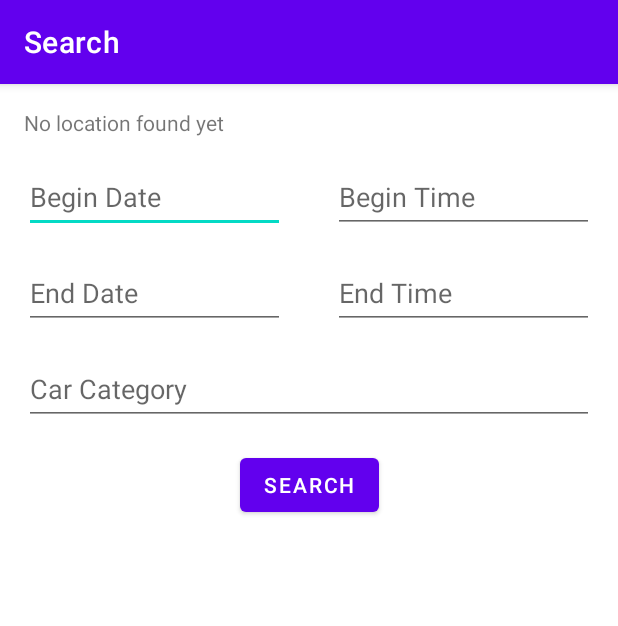
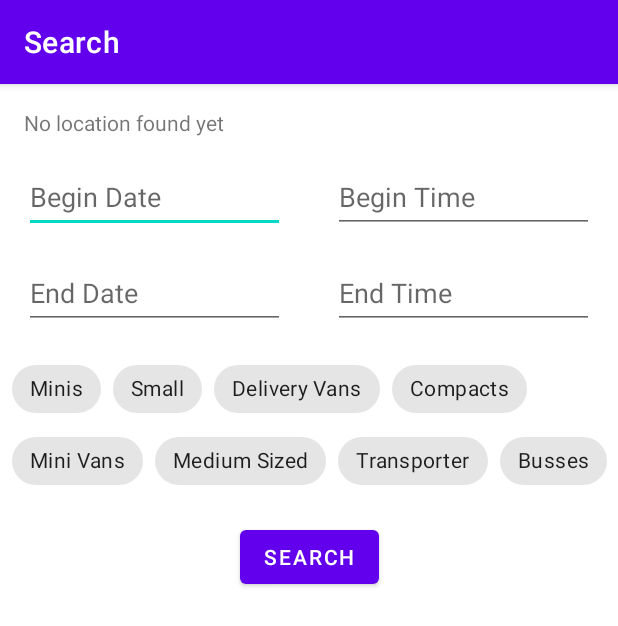
Before and after one commit to kuechensofa/openteilauto, an Android app: the SearchActivity screen opened directly, with no data from a screen before it, on a phone screen of 412 x 824 dp. Shown: the top 626 px of the screen. Run offline under Robolectric (Android 15) with nearby library versions, the phone set to English and light mode, and no system bars.

Commit message:
Implement car class selection

```diff
--- a/app/src/main/java/de/openteilauto/openteilauto/ui/search/SearchActivity.kt
+++ b/app/src/main/java/de/openteilauto/openteilauto/ui/search/SearchActivity.kt
@@ -12,8 +12,10 @@ import android.widget.TextView
 import android.widget.Toast
 import androidx.activity.result.contract.ActivityResultContracts
 import androidx.lifecycle.ViewModelProvider
+import com.google.android.material.chip.Chip
 import de.openteilauto.openteilauto.R
 import de.openteilauto.openteilauto.model.GeoPos
+import de.openteilauto.openteilauto.model.VehicleClass
 import de.openteilauto.openteilauto.ui.login.LoginActivity
 import java.text.ParseException
 import java.text.SimpleDateFormat
@@ -108,7 +110,7 @@ class SearchActivity : AppCompatActivity() {
                     "",
                     beginDateTime,
                     endDateTime,
-                    listOf(),
+                    getSelectedVehicleClasses(),
                     geoPos
                 )
             } else {
@@ -161,4 +163,51 @@ class SearchActivity : AppCompatActivity() {
         timeEdit.error = null
         return true
     }
+
+    private fun getSelectedVehicleClasses(): List<VehicleClass> {
+        val selectedVehicleClasses: MutableList<VehicleClass> = mutableListOf()
+
+        val miniChip: Chip = findViewById(R.id.chip_mini)
+        val smallChip: Chip = findViewById(R.id.chip_small)
+        val deliveryVanChip: Chip = findViewById(R.id.chip_delivery_van)
+        val compactChip: Chip = findViewById(R.id.chip_compact)
+        val miniVanChip: Chip = findViewById(R.id.chip_mini_van)
+        val mediumSizedChip: Chip = findViewById(R.id.chip_medium_sized)
+        val transporterChip: Chip = findViewById(R.id.chip_transporter)
+        val busChip: Chip = findViewById(R.id.chip_bus)
+
+        if (miniChip.isChecked) {
+            selectedVehicleClasses.add(VehicleClass.MINI)
+        }
+
+        if (smallChip.isChecked) {
+            selectedVehicleClasses.add(VehicleClass.SMALL)
+        }
+
+        if (deliveryVanChip.isChecked) {
+            selectedVehicleClasses.add(VehicleClass.DELIVERY_VAN)
+        }
+
+        if (compactChip.isChecked) {
+            selectedVehicleClasses.add(VehicleClass.COMPACT)
+        }
+
+        if (miniVanChip.isChecked) {
+            selectedVehicleClasses.add(VehicleClass.MINI_VAN)
+        }
+
+        if (mediumSizedChip.isChecked) {
+            selectedVehicleClasses.add(VehicleClass.MEDIUM_SIZED)
+        }
+
+        if (transporterChip.isChecked) {
+            selectedVehicleClasses.add(VehicleClass.TRANSPORTER)
+        }
+
+        if (busChip.isChecked) {
+            selectedVehicleClasses.add(VehicleClass.BUS)
+        }
+
+        return selectedVehicleClasses.toList()
+    }
 }
--- a/app/src/main/res/layout/activity_search.xml
+++ b/app/src/main/res/layout/activity_search.xml
@@ -44,7 +44,7 @@
         android:text="@string/search_button_text"
         app:layout_constraintEnd_toEndOf="parent"
         app:layout_constraintStart_toStartOf="parent"
-        app:layout_constraintTop_toBottomOf="@+id/car_category_edit" />
+        app:layout_constraintTop_toBottomOf="@+id/chipGroup" />
 
     <EditText
         android:id="@+id/begin_time_edit"
@@ -76,21 +76,6 @@
         app:layout_constraintTop_toBottomOf="@+id/begin_time_edit"
         android:importantForAutofill="no" />
 
-    <EditText
-        android:id="@+id/car_category_edit"
-        android:layout_width="0dp"
-        android:layout_height="48dp"
-        android:layout_marginStart="16dp"
-        android:layout_marginTop="16dp"
-        android:layout_marginEnd="16dp"
-        android:ems="10"
-        android:hint="@string/search_car_category_hint"
-        android:inputType="textPersonName"
-        app:layout_constraintEnd_toEndOf="parent"
-        app:layout_constraintStart_toStartOf="parent"
-        app:layout_constraintTop_toBottomOf="@+id/end_date_edit"
-        android:importantForAutofill="no" />
-
     <TextView
         android:id="@+id/address_text_view"
         android:layout_width="0dp"
@@ -103,4 +88,70 @@
         app:layout_constraintStart_toStartOf="parent"
         app:layout_constraintTop_toTopOf="parent" />
 
+    <com.google.android.material.chip.ChipGroup
+        android:id="@+id/chipGroup"
+        android:layout_width="wrap_content"
+        android:layout_height="wrap_content"
+        android:layout_marginTop="16dp"
+        app:layout_constraintEnd_toEndOf="parent"
+        app:layout_constraintStart_toStartOf="parent"
+        app:layout_constraintTop_toBottomOf="@+id/end_date_edit">
+
+        <com.google.android.material.chip.Chip
+            android:id="@+id/chip_mini"
+            android:layout_width="wrap_content"
+            android:layout_height="wrap_content"
+            android:checkable="true"
+            android:text="@string/chip_mini_text" />
+
+        <com.google.android.material.chip.Chip
+            android:id="@+id/chip_small"
+            android:layout_width="wrap_content"
+            android:layout_height="wrap_content"
+            android:checkable="true"
+            android:text="@string/chip_small_text" />
+
+        <com.google.android.material.chip.Chip
+            android:id="@+id/chip_delivery_van"
+            android:layout_width="wrap_content"
+            android:layout_height="wrap_content"
+            android:checkable="true"
+            android:text="@string/chip_delivery_van_text" />
+
+        <com.google.android.material.chip.Chip
+            android:id="@+id/chip_compact"
+            android:layout_width="wrap_content"
+            android:layout_height="wrap_content"
+            android:checkable="true"
+            android:text="@string/chip_compact_text" />
+
+        <com.google.android.material.chip.Chip
+            android:id="@+id/chip_mini_van"
+            android:layout_width="wrap_content"
+            android:layout_height="wrap_content"
+            android:checkable="true"
+            android:text="@string/chip_mini_van_text" />
+
+        <com.google.android.material.chip.Chip
+            android:id="@+id/chip_medium_sized"
+            android:layout_width="wrap_content"
+            android:layout_height="wrap_content"
+            android:checkable="true"
+            android:text="@string/chip_medium_sized_text" />
+
+        <com.google.android.material.chip.Chip
+            android:id="@+id/chip_transporter"
+            android:layout_width="wrap_content"
+            android:layout_height="wrap_content"
+            android:checkable="true"
+            android:text="@string/chip_transporter_text" />
+
+        <com.google.android.material.chip.Chip
+            android:id="@+id/chip_bus"
+            android:layout_width="wrap_content"
+            android:layout_height="wrap_content"
+            android:checkable="true"
+            android:text="@string/chip_bus_text" />
+    </com.google.android.material.chip.ChipGroup>
+
 </androidx.constraintlayout.widget.ConstraintLayout>
--- a/app/src/main/res/values/strings.xml
+++ b/app/src/main/res/values/strings.xml
@@ -46,4 +46,12 @@
     <string name="km_edit_label">KM</string>
     <string name="total_cost_label">Total costs</string>
     <string name="enter_valid_number">Enter a valid number</string>
+    <string name="chip_mini_text">Minis</string>
+    <string name="chip_small_text">Small</string>
+    <string name="chip_delivery_van_text">Delivery Vans</string>
+    <string name="chip_compact_text">Compacts</string>
+    <string name="chip_mini_van_text">Mini Vans</string>
+    <string name="chip_medium_sized_text">Medium Sized</string>
+    <string name="chip_transporter_text">Transporter</string>
+    <string name="chip_bus_text">Busses</string>
 </resources>
```
Also changed, not shown: 1 other file.
